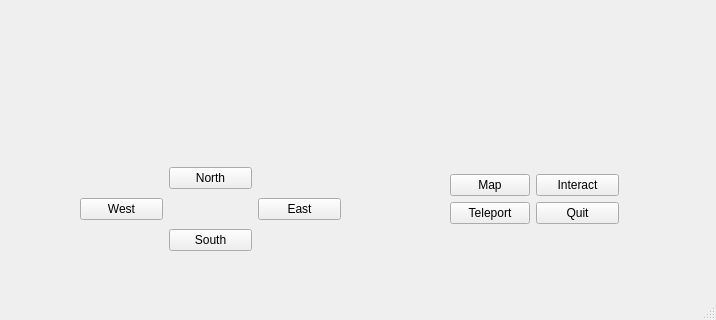
Before: the Qt Designer form mainwindow.ui in DavidWalshCode/Gork, drawn with Qt 5; both pictures show x 310 to 1026 and y 276 to 596 of the 1026 by 596 pixel window.
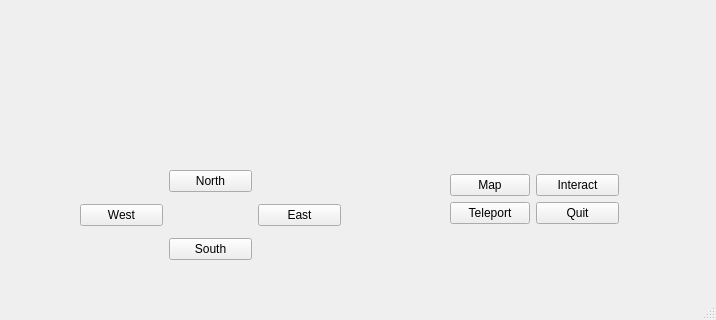
After: the same form once the commit is applied.

Diff of the .ui file:
```diff
--- a/mainwindow.ui
+++ b/mainwindow.ui
@@ -23,7 +23,7 @@
       <x>390</x>
       <y>440</y>
       <width>261</width>
-      <height>91</height>
+      <height>103</height>
      </rect>
     </property>
     <layout class="QGridLayout" name="gridLayout">
@@ -92,7 +92,7 @@
       <x>760</x>
       <y>450</y>
       <width>169</width>
-      <height>71</height>
+      <height>74</height>
      </rect>
     </property>
     <layout class="QFormLayout" name="formLayout">
```
Left out of the diff: 2 changed lines with no effect on the pictures.
